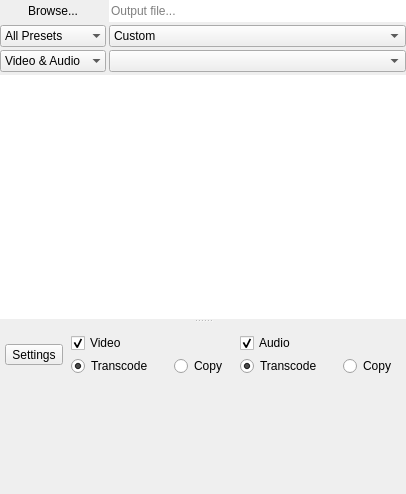
The window that src/UI/outputwidget.ui (RxLaboratory/DuME) describes before a commit, drawn with Qt 5.
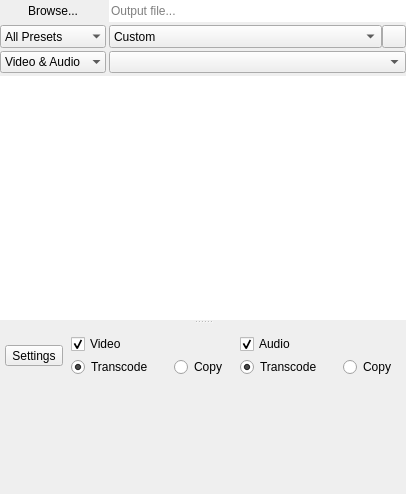
The same window after the commit. Icons and pictures are not drawn. Custom widgets are drawn as their Qt base class.

Commit message: improved presets management

The edit to the form file:
```diff
--- a/src/UI/outputwidget.ui
+++ b/src/UI/outputwidget.ui
@@ -6,7 +6,7 @@
    <rect>
     <x>0</x>
     <y>0</y>
-    <width>390</width>
+    <width>392</width>
     <height>494</height>
    </rect>
   </property>
@@ -37,7 +37,7 @@
        <verstretch>0</verstretch>
       </sizepolicy>
      </property>
-     <layout class="QGridLayout" name="gridLayout" rowstretch="0,0,0" columnstretch="0,1">
+     <layout class="QGridLayout" name="gridLayout" rowstretch="0,0,0,0" columnstretch="0,1">
       <property name="leftMargin">
        <number>0</number>
       </property>
@@ -53,6 +53,22 @@
       <property name="spacing">
        <number>3</number>
       </property>
+      <item row="3" column="1">
+       <widget class="UIBigComboBox" name="formatsBox">
+        <property name="sizePolicy">
+         <sizepolicy hsizetype="MinimumExpanding" vsizetype="Expanding">
+          <horstretch>0</horstretch>
+          <verstretch>0</verstretch>
+         </sizepolicy>
+        </property>
+        <property name="sizeAdjustPolicy">
+         <enum>QComboBox::AdjustToContents</enum>
+        </property>
+        <property name="minimumContentsLength">
+         <number>1</number>
+        </property>
+       </widget>
+      </item>
       <item row="0" column="0">
        <widget class="QPushButton" name="outputBrowseButton">
         <property name="sizePolicy">
@@ -69,6 +85,52 @@
         </property>
        </widget>
       </item>
+      <item row="3" column="0">
+       <widget class="QComboBox" name="formatsFilterBox">
+        <property name="sizePolicy">
+         <sizepolicy hsizetype="Expanding" vsizetype="Expanding">
+          <horstretch>0</horstretch>
+          <verstretch>0</verstretch>
+         </sizepolicy>
+        </property>
+        <property name="currentIndex">
+         <number>1</number>
+        </property>
+        <property name="frame">
+         <bool>false</bool>
+        </property>
+        <item>
+         <property name="text">
+          <string>All Formats</string>
+         </property>
+        </item>
+        <item>
+         <property name="text">
+          <string>Video &amp; Audio</string>
+         </property>
+        </item>
+        <item>
+         <property name="text">
+          <string>Images</string>
+         </property>
+        </item>
+        <item>
+         <property name="text">
+          <string>Audio Only</string>
+         </property>
+        </item>
+        <item>
+         <property name="text">
+          <string>Video Only</string>
+         </property>
+        </item>
+        <item>
+         <property name="text">
+          <string>Special</string>
+         </property>
+        </item>
+       </widget>
+      </item>
       <item row="0" column="1">
        <widget class="QLineEdit" name="outputEdit">
         <property name="sizePolicy">
@@ -120,6 +182,11 @@
        </widget>
       </item>
       <item row="1" column="1">
+       <layout class="QHBoxLayout" name="horizontalLayout_6">
+        <property name="spacing">
+         <number>0</number>
+        </property>
+        <item>
        <widget class="QComboBox" name="presetsBox">
         <property name="sizePolicy">
          <sizepolicy hsizetype="Preferred" vsizetype="Expanding">
@@ -144,67 +211,21 @@
         </item>
        </widget>
       </item>
-      <item row="2" column="0">
-       <widget class="QComboBox" name="formatsFilterBox">
-        <property name="sizePolicy">
-         <sizepolicy hsizetype="Expanding" vsizetype="Expanding">
-          <horstretch>0</horstretch>
-          <verstretch>0</verstretch>
-         </sizepolicy>
-        </property>
-        <property name="currentIndex">
-         <number>1</number>
-        </property>
-        <property name="frame">
-         <bool>false</bool>
-        </property>
         <item>
+         <widget class="QToolButton" name="presetsButton">
          <property name="text">
-          <string>All Formats</string>
-         </property>
-        </item>
-        <item>
-         <property name="text">
-          <string>Video &amp; Audio</string>
-         </property>
-        </item>
-        <item>
-         <property name="text">
-          <string>Images</string>
-         </property>
-        </item>
-        <item>
-         <property name="text">
-          <string>Audio Only</string>
-         </property>
-        </item>
-        <item>
-         <property name="text">
-          <string>Video Only</string>
-         </property>
-        </item>
-        <item>
-         <property name="text">
-          <string>Special</string>
-         </property>
-        </item>
-       </widget>
-      </item>
-      <item row="2" column="1">
-       <widget class="UIBigComboBox" name="formatsBox">
-        <property name="sizePolicy">
-         <sizepolicy hsizetype="MinimumExpanding" vsizetype="Expanding">
-          <horstretch>0</horstretch>
-          <verstretch>0</verstretch>
-         </sizepolicy>
-        </property>
-        <property name="sizeAdjustPolicy">
-         <enum>QComboBox::AdjustToContents</enum>
-        </property>
-        <property name="minimumContentsLength">
-         <number>1</number>
-        </property>
-       </widget>
+           <string/>
+          </property>
+          <property name="icon">
+           <iconset resource="../resources.qrc">
+            <normaloff>:/icons/cog</normaloff>:/icons/cog</iconset>
+          </property>
+          <property name="popupMode">
+           <enum>QToolButton::InstantPopup</enum>
+          </property>
+         </widget>
+        </item>
+       </layout>
       </item>
      </layout>
     </widget>
@@ -219,7 +240,7 @@
        <enum>QFrame::NoFrame</enum>
       </property>
      </widget>
-     <widget class="QWidget" name="">
+     <widget class="QWidget" name="layoutWidget">
       <layout class="QVBoxLayout" name="verticalLayout_4">
        <property name="spacing">
         <number>3</number>
@@ -437,8 +458,8 @@
            <rect>
             <x>0</x>
             <y>0</y>
-            <width>388</width>
-            <height>100</height>
+            <width>390</width>
+            <height>97</height>
            </rect>
           </property>
           <layout class="QVBoxLayout" name="verticalLayout" stretch="0,1">
```
Left out of the diff: 33 changed lines with no effect on the pictures. Lines whose indentation alone changed are shown as unchanged. The commit also changes 2 other files.
